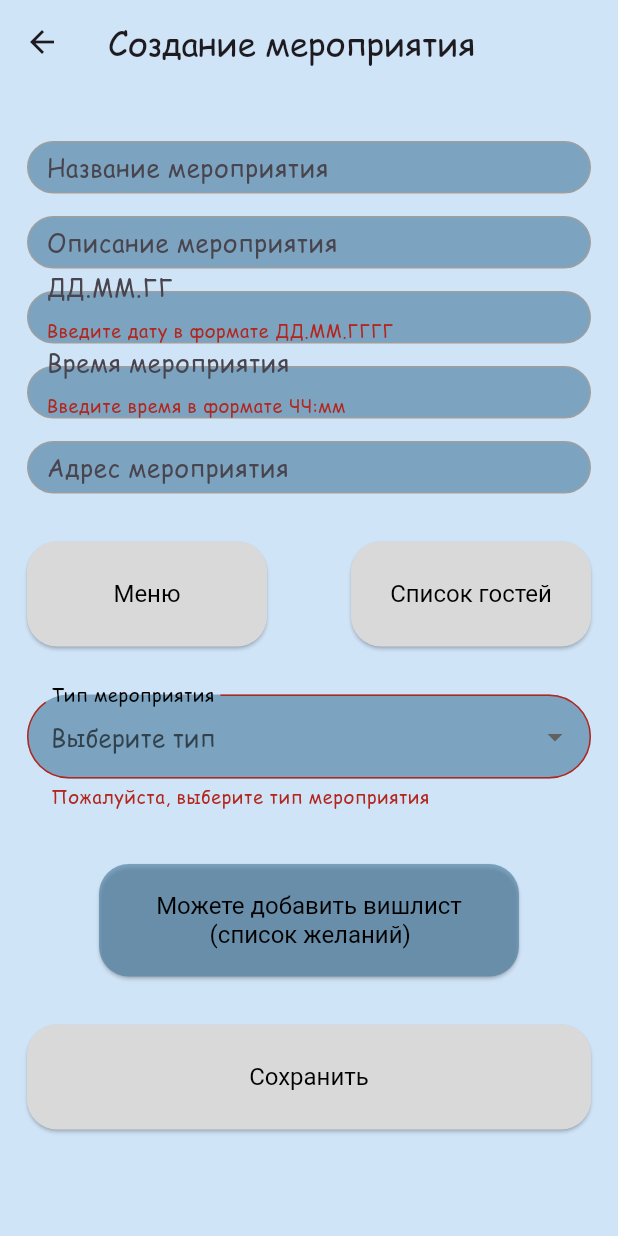
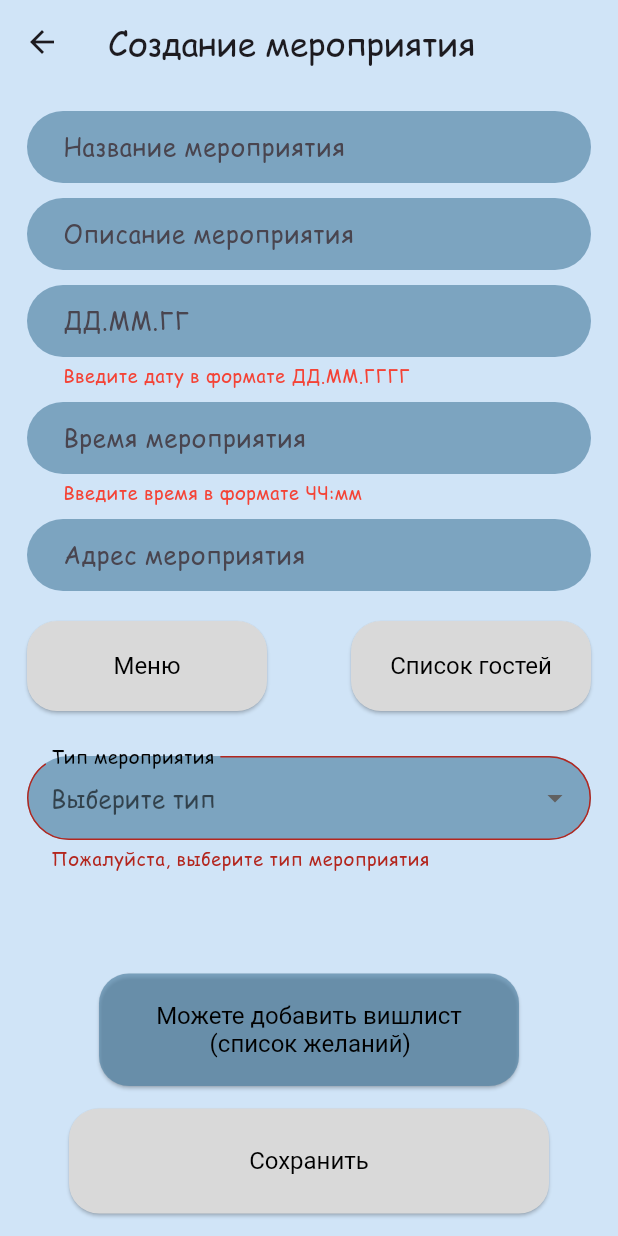
Before and after one commit to DiaboliFelis/Event-horizon, a Flutter app: the CreatingAnEventPage screen opened by its route, after a tap on "Сохранить", on a phone screen of 412 x 824 dp. Run offline on Flutter 3.47's test engine with Material 3 defaults, Android fonts, the phone set to English and light mode, and no system bars; our stand-ins replace auto_size_text, firebase_core; accounts and stored records are empty.

Commit message:
fixed оверфлоу при открытии клавиатуры, Плавающие ошибки + прошедшие даты

```diff
--- a/lib/presentation/pages/creating_event_page/creating_event_page.dart
+++ b/lib/presentation/pages/creating_event_page/creating_event_page.dart
@@ -22,7 +22,12 @@ class _CreatingAnEventPageState extends State<CreatingAnEventPage> {
       return 'Введите дату в формате ДД.ММ.ГГГГ';
     }
     try {
-      DateFormat("dd.MM.yyyy").parse(value);
+      final parsedDate = DateFormat("dd.MM.yyyy").parse(value);
+      if (parsedDate
+          .isBefore(DateTime.now().subtract(const Duration(days: 1)))) {
+        // Сравниваем с "вчера", чтобы разрешить текущую дату
+        return 'Дата должна быть сегодняшней или будущей';
+      }
       return null; // Дата валидна
     } catch (e) {
       return 'Неверный формат даты';
@@ -40,6 +45,39 @@ class _CreatingAnEventPageState extends State<CreatingAnEventPage> {
     } catch (e) {
       return 'Неверный формат времени';
     }
+  }
+
+  Widget _buildRoundedTextFormField({
+    required TextEditingController controller,
+    required String hintText,
+    TextInputType keyboardType = TextInputType.text,
+    String? Function(String?)? validator,
+  }) {
+    return ConstrainedBox(
+      // Add ConstrainedBox
+      constraints: const BoxConstraints(
+        maxHeight: 75.0, // Adjust maxHeight as needed
+      ),
+      child: TextFormField(
+        controller: controller,
+        keyboardType: keyboardType,
+        decoration: InputDecoration(
+          hintText: hintText,
+          filled: true,
+          fillColor: const Color(0xA64F81A3),
+          border: OutlineInputBorder(
+            borderRadius: BorderRadius.circular(50.0),
+            borderSide: BorderSide.none,
+          ),
+          contentPadding:
+              const EdgeInsets.symmetric(horizontal: 20, vertical: 5),
+          errorStyle: const TextStyle(
+              fontSize: 12, color: Colors.red), // Adjust error style
+          errorMaxLines: 1, // Limit error lines
+        ),
+        validator: validator,
+      ),
+    );
   }
 
   // Обработчик сохранения данных
@@ -109,7 +147,10 @@ class _CreatingAnEventPageState extends State<CreatingAnEventPage> {
         backgroundColor: const Color(0xFFD0E4F7),
         title: Text('Создание мероприятия'),
       ),
-      body: Padding(
+      body: Stack(
+        // Use Stack
+        children: [
+          Padding(
             padding: const EdgeInsets.all(18.0),
             child: Form(
               key: _formKey,
@@ -118,36 +159,35 @@ class _CreatingAnEventPageState extends State<CreatingAnEventPage> {
                   crossAxisAlignment: CrossAxisAlignment.stretch,
                   children: [
                     // _buildRoundedTitle('Создание мероприятия'),
-                const SizedBox(height: 20),
                     _buildRoundedTextFormField(
                       controller: _eventNameController,
                       hintText: 'Название мероприятия',
                     ),
-                const SizedBox(height: 15),
+                    const SizedBox(height: 10),
                     _buildRoundedTextFormField(
                       controller: _eventDescriptionController,
                       hintText: 'Описание мероприятия',
                     ),
-                const SizedBox(height: 15),
+                    const SizedBox(height: 10),
                     _buildRoundedTextFormField(
                       controller: _eventDateController,
                       hintText: 'ДД.ММ.ГГ',
                       keyboardType: TextInputType.datetime,
                       validator: _validateDate,
                     ),
-                const SizedBox(height: 15),
+                    const SizedBox(height: 10),
                     _buildRoundedTextFormField(
                       controller: _eventTimeController,
                       hintText: 'Время мероприятия',
                       keyboardType: TextInputType.datetime,
                       validator: _validateTime,
                     ),
-                const SizedBox(height: 15),
+                    const SizedBox(height: 10),
                     _buildRoundedTextFormField(
                       controller: _eventAddressController,
                       hintText: 'Адрес мероприятия',
                     ),
-                const SizedBox(height: 32),
+                    const SizedBox(height: 20),
 
                     // Ряд кнопок "Меню" и "Список гостей"
                     Row(
@@ -158,23 +198,24 @@ class _CreatingAnEventPageState extends State<CreatingAnEventPage> {
                             'Меню',
                             () => Navigator.pushNamed(context, '/food'),
                             const Color(0xFFD9D9D9),
-                        const Size(160, 70)),
+                            const Size(160, 60)),
                         _buildRoundedButton(
                             context,
                             'Список гостей',
                             () => Navigator.pushNamed(context, '/guest'),
                             const Color(0xFFD9D9D9),
-                        const Size(160, 70)),
+                            const Size(160, 60)),
                       ],
                     ),
 
-                const SizedBox(height: 32), // Отступ
+                    const SizedBox(height: 30), // Отступ
 
                     DropdownButtonFormField<String>(
                       value: selectedEventType,
                       decoration: InputDecoration(
                         labelText: 'Тип мероприятия',
-                    labelStyle: TextStyle(color: Colors.black), // Стиль подписи
+                        labelStyle:
+                            TextStyle(color: Colors.black), // Стиль подписи
                         hintText: 'Выберите тип', // Подсказка
                         hintStyle:
                             TextStyle(color: Colors.black), // Стиль подсказки
@@ -240,69 +281,45 @@ class _CreatingAnEventPageState extends State<CreatingAnEventPage> {
                         controller: customEventTypeController,
                         decoration: const InputDecoration(
                             labelText: 'Введите тип мероприятия'),
-                  ),
-
-                const SizedBox(height: 37), // Отступ
-
-                // Кнопка "Вишлист"
-                Align(
-                  alignment: Alignment
-                      .center, // Центрирование по горизонтали и вертикали
-                  child: Wrap(
-                    children: [
-                      _buildRoundedButton(
-                          context,
-                          'Можете добавить вишлист\n         (список желаний)',
-                          () => Navigator.pushNamed(context, '/wishlist'),
-                          const Color(0xA64F81A3),
-                          const Size(280, 75)),
-                    ],
-                  ),
-                ),
-
-                const SizedBox(height: 32), // Отступ
-
-                // Ряд кнопок "Назад" и "Сохранить"
-
-                _buildRoundedButton(context, 'Сохранить', _submitForm,
-                    const Color(0xFFD9D9D9), const Size(320, 70)),
+                      ), // Отступ
                   ],
                 ),
               ),
             ),
           ),
-    );
-  }
+          // Кнопка "Вишлист"
+          Positioned(
+            // Position the "Add Wishlist" button
+            bottom: 100, // Adjust as needed
+            left: 0,
+            right: 0,
+            child: Align(
+              alignment: Alignment.center,
+              child: _buildRoundedButton(
+                context,
+                'Можете добавить вишлист\n         (список желаний)',
+                () => Navigator.pushNamed(context, '/wishlist'),
+                const Color(0xA64F81A3),
+                const Size(280, 75),
+              ),
+            ),
+          ),
 
-  Widget _buildRoundedTextFormField({
-    required TextEditingController controller,
-    required String hintText,
-    int maxLines = 1,
-    TextInputType keyboardType = TextInputType.text,
-    String? Function(String?)? validator,
-    Color boxColor = const Color(0xA64F81A3),
-    Color textColor = Colors.black,
-  }) {
-    return SizedBox(
-      height: 35,
-      child: Container(
-        decoration: BoxDecoration(
-          color: boxColor,
-          borderRadius: BorderRadius.circular(50),
-          border: Border.all(color: Colors.grey, width: 1),
+          // Ряд кнопок "Назад" и "Сохранить"
+          Align(
+            alignment: Alignment.bottomCenter,
+            child: Padding(
+              padding: const EdgeInsets.all(15.0),
+              child: _buildRoundedButton(
+                context,
+                'Сохранить',
+                _submitForm,
+                const Color(0xFFD9D9D9),
+                const Size(320, 70),
               ),
-        padding: const EdgeInsets.symmetric(horizontal: 12),
-        child: TextFormField(
-          controller: controller,
-          decoration: InputDecoration(
-            hintText: hintText,
-            border: InputBorder.none,
             ),
-          maxLines: maxLines,
-          keyboardType: keyboardType,
-          validator: validator,
-          style: TextStyle(color: textColor),
           ),
+        ],
       ),
     );
   }
--- a/lib/presentation/pages/profile_page/profile_page.dart
+++ b/lib/presentation/pages/profile_page/profile_page.dart
@@ -18,6 +18,7 @@ class MyProfile extends StatelessWidget {
     return Container(
       color: const Color(0xFFD8ECFF),
       child: Center(
+        child: SingleChildScrollView(
           child: Column(
             mainAxisAlignment: MainAxisAlignment.start,
             children: [
@@ -73,6 +74,7 @@ class MyProfile extends StatelessWidget {
             ],
           ),
         ),
+      ),
     );
   }
 }
```
Lines whose indentation alone changed are shown as unchanged.
